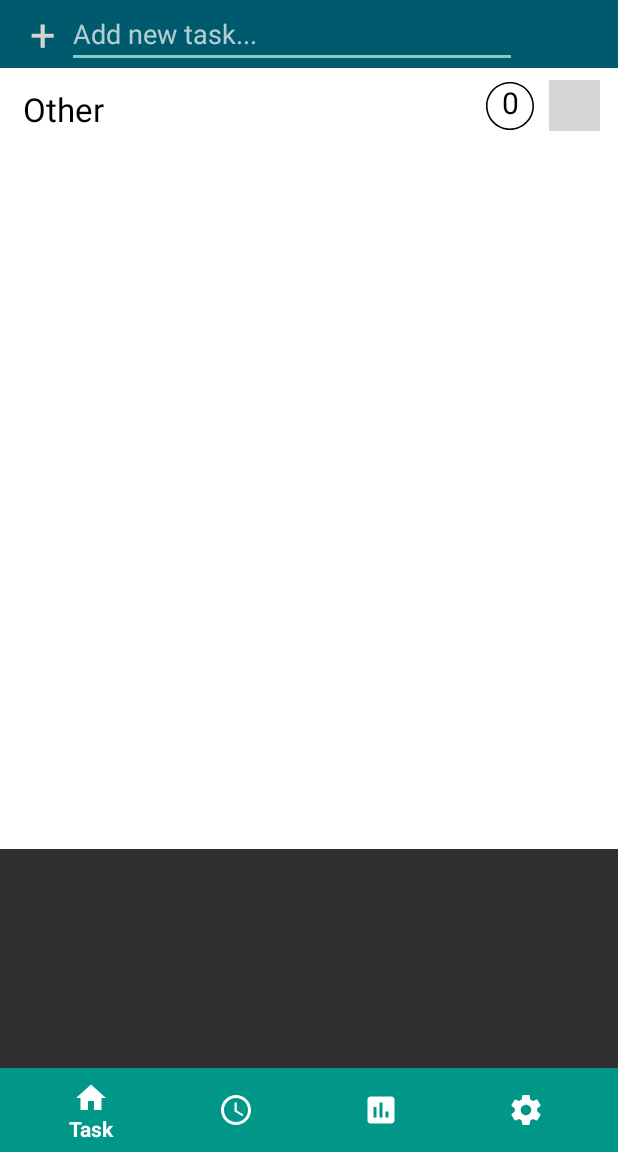
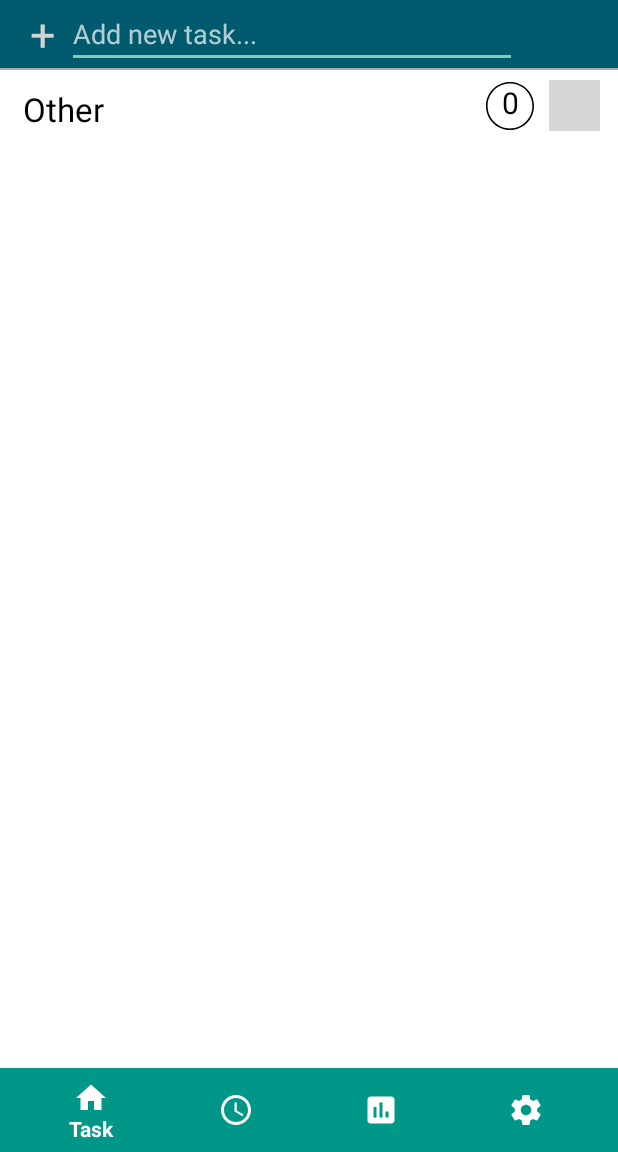
Before and after one commit to kelsun-w/optimal-time, an Android app: the screen it shows after launch (MainActivity), on a phone screen of 412 x 824 dp, the part 84-1236 px from its top. Run offline under Robolectric (Android 15) with nearby library versions, the phone set to English and light mode, and no system bars; our stand-ins replace navigation-ui; grey boxes are pictures that could not be loaded.

Commit message:
Changes- layout redesign, home navigation to Timer with action and line dividers for task row

```diff
--- a/app/src/main/java/com/ned/optimaltime/MainActivity.kt
+++ b/app/src/main/java/com/ned/optimaltime/MainActivity.kt
@@ -34,6 +34,7 @@ class MainActivity : AppCompatActivity() {
     }
 
     override fun onOptionsItemSelected(item: MenuItem): Boolean {
+        //TODO: define navigation with acitons
         return item.onNavDestinationSelected(findNavController(R.id.nav_host_fragment))
                 || super.onOptionsItemSelected(item)
     }
--- a/app/src/main/java/com/ned/optimaltime/MainRecyclerAdapter.kt
+++ b/app/src/main/java/com/ned/optimaltime/MainRecyclerAdapter.kt
@@ -4,6 +4,7 @@ import android.util.Log
 import android.view.LayoutInflater
 import android.view.View
 import android.view.ViewGroup
+import android.widget.ImageView
 import android.widget.TextView
 import androidx.navigation.findNavController
 import androidx.recyclerview.widget.RecyclerView
@@ -27,7 +28,7 @@ class MainRecyclerAdapter(private val dataList: ArrayList<Task>) :
         holder.taskName.text = dataList[position].name
         holder.progress.text = dataList[position].done.toString()
 
-        holder.task.setOnClickListener() {
+        holder.task_start_btn.setOnClickListener() {
             val gson = Gson()
             val currentTask = gson.toJson(dataList[position])
             val context = holder.task.context
@@ -35,12 +36,14 @@ class MainRecyclerAdapter(private val dataList: ArrayList<Task>) :
             PrefUtil.setCurrentRunningTask(currentTask,context)
             Log.i("TASK_RUNNING",currentTask)  //debug
 
-            it.findNavController().navigate(R.id.timer_dest)
+            it.findNavController().navigate(R.id.action_task_dest_to_timer_dest)
         }
     }
 
     inner class TaskViewHolder(itemView: View) : RecyclerView.ViewHolder(itemView) {
         val task = itemView.findViewById<ViewGroup>(R.id.taskrow)
+        val task_start_btn = task.findViewById<ImageView>(R.id.task_startbutton)
+
         val taskName : TextView = task.task_name
         val progress = task.task_progress
     }
--- /dev/null
+++ b/app/src/main/res/anim/slide_in_left.xml
@@ -0,0 +1,7 @@
+<?xml version="1.0" encoding="utf-8"?>
+<set xmlns:android="http://schemas.android.com/apk/res/android">
+
+    <translate android:fromXDelta="-100%" android:toXDelta="0%"
+               android:fromYDelta="0%" android:toYDelta="0%"
+               android:duration="700"/>
+</set>
--- /dev/null
+++ b/app/src/main/res/anim/slide_in_right.xml
@@ -0,0 +1,7 @@
+<?xml version="1.0" encoding="utf-8"?>
+<set xmlns:android="http://schemas.android.com/apk/res/android">
+
+    <translate android:fromXDelta="100%" android:toXDelta="0%"
+               android:fromYDelta="0%" android:toYDelta="0%"
+               android:duration="700"/>
+</set>
--- /dev/null
+++ b/app/src/main/res/anim/slide_out_left.xml
@@ -0,0 +1,7 @@
+<?xml version="1.0" encoding="utf-8"?>
+<set xmlns:android="http://schemas.android.com/apk/res/android">
+
+    <translate android:fromXDelta="0%" android:toXDelta="-100%"
+               android:fromYDelta="0%" android:toYDelta="0%"
+               android:duration="700"/>
+</set>
--- /dev/null
+++ b/app/src/main/res/anim/slide_out_right.xml
@@ -0,0 +1,7 @@
+<?xml version="1.0" encoding="utf-8"?>
+<set xmlns:android="http://schemas.android.com/apk/res/android">
+
+    <translate android:fromXDelta="0%" android:toXDelta="100%"
+               android:fromYDelta="0%" android:toYDelta="0%"
+               android:duration="700"/>
+</set>
--- a/app/src/main/res/layout/navigation_activity.xml
+++ b/app/src/main/res/layout/navigation_activity.xml
@@ -8,12 +8,16 @@
         android:layout_height="match_parent"
         tools:context=".MainActivity"
 >
-
+    <androidx.constraintlayout.widget.ConstraintLayout android:layout_width="match_parent"
+                                                       android:layout_height="match_parent">
         <LinearLayout
                 android:layout_width="match_parent"
                 android:layout_height="match_parent"
                 android:orientation="vertical"
-            >
+                android:id="@+id/linearLayout" app:layout_constraintStart_toStartOf="parent"
+                app:layout_constraintEnd_toEndOf="parent"
+                app:layout_constraintTop_toTopOf="parent" android:layout_marginBottom="0dp"
+                app:layout_constraintBottom_toBottomOf="parent">
 
 
             <androidx.appcompat.widget.Toolbar
@@ -28,7 +32,7 @@
                     android:id="@+id/nav_host_fragment"
                     android:name="androidx.navigation.fragment.NavHostFragment"
                     android:layout_width="match_parent"
-                android:layout_height="622dp"
+                    android:layout_height="match_parent"
                     app:defaultNavHost="true"
                     app:navGraph="@navigation/mobile_navigation"/>
         </LinearLayout>
@@ -42,5 +46,8 @@
                 app:itemTextColor="@android:color/white"
                 app:menu="@menu/bottom_nav"
                 android:background="@color/colorPrimary"
+                app:layout_constraintBottom_toBottomOf="@+id/linearLayout" app:layout_constraintStart_toStartOf="parent"
+                app:layout_constraintEnd_toEndOf="parent"
         />
+    </androidx.constraintlayout.widget.ConstraintLayout>
 </androidx.coordinatorlayout.widget.CoordinatorLayout>
--- a/app/src/main/res/layout/recyclerview_tasklist.xml
+++ b/app/src/main/res/layout/recyclerview_tasklist.xml
@@ -7,7 +7,7 @@
         android:layout_height="match_parent"
         android:background="@android:color/white"
         android:orientation="vertical"
-        android:layout_marginBottom="?attr/actionBarSize">
+        >
 
     <LinearLayout
             android:layout_height="wrap_content"
@@ -46,6 +46,7 @@
             android:layout_height="match_parent"
             android:scrollbarStyle="outsideOverlay"
             android:scrollbars="vertical"
+            android:layout_marginBottom="?attr/actionBarSize"
             >
 
     </androidx.recyclerview.widget.RecyclerView>
--- a/app/src/main/res/layout/task_item_row.xml
+++ b/app/src/main/res/layout/task_item_row.xml
@@ -19,6 +19,11 @@
     <!--android:background="@android:color/holo_red_dark"/>-->
     <androidx.constraintlayout.widget.ConstraintLayout android:layout_width="match_parent"
                                                        android:layout_height="match_parent">
+        <View style="@style/Divider" app:layout_constraintBottom_toBottomOf="parent"
+              app:layout_constraintTop_toTopOf="parent"
+              app:layout_constraintVertical_bias="0.0" app:layout_constraintStart_toStartOf="parent"
+              app:layout_constraintEnd_toEndOf="parent"
+              app:layout_constraintHorizontal_bias="0.0" android:layout_marginBottom="8dp"/>
         <TextView
                 android:id="@+id/task_name"
                 android:text="This is task"
@@ -57,6 +62,7 @@
                 app:layout_constraintBottom_toBottomOf="parent" android:layout_marginTop="8dp"
                 app:layout_constraintTop_toTopOf="parent"/>
 
+
     </androidx.constraintlayout.widget.ConstraintLayout>
 
 </LinearLayout>
--- a/app/src/main/res/navigation/mobile_navigation.xml
+++ b/app/src/main/res/navigation/mobile_navigation.xml
@@ -7,19 +7,59 @@
     <fragment android:id="@+id/task_dest"
               android:name="com.ned.optimaltime.TaskListFragment"
               android:label="Task List"
-              tools:layout="@layout/recyclerview_tasklist"/>
+              tools:layout="@layout/recyclerview_tasklist">
+        <action android:id="@+id/action_task_dest_to_timer_dest" app:destination="@id/timer_dest"
+                app:enterAnim="@anim/slide_in_right" app:exitAnim="@anim/slide_out_left"
+                app:popEnterAnim="@anim/nav_default_pop_enter_anim" app:popExitAnim="@anim/nav_default_pop_exit_anim"/>
+        <action android:id="@+id/action_task_dest_to_stats_dest" app:destination="@id/stats_dest"
+                app:enterAnim="@anim/slide_in_right" app:exitAnim="@anim/slide_out_left"
+                app:popEnterAnim="@anim/nav_default_pop_enter_anim" app:popExitAnim="@anim/nav_default_pop_exit_anim"/>
+        <action android:id="@+id/action_task_dest_to_settings_dest" app:destination="@id/settings_dest"
+                app:enterAnim="@anim/slide_in_right" app:exitAnim="@anim/slide_out_left"
+                app:popEnterAnim="@anim/nav_default_pop_enter_anim" app:popExitAnim="@anim/nav_default_pop_exit_anim"/>
+    </fragment>
 
     <fragment android:id="@+id/timer_dest"
               android:name="com.ned.optimaltime.TimerFragment"
               android:label="Timer"
-              tools:layout="@layout/timer_fragment"/>
+              tools:layout="@layout/timer_fragment">
+        <action android:id="@+id/action_timer_dest_to_task_dest" app:destination="@id/task_dest"
+                app:enterAnim="@anim/slide_in_left" app:exitAnim="@anim/slide_out_right"
+                app:popEnterAnim="@anim/nav_default_pop_enter_anim" app:popExitAnim="@anim/nav_default_pop_exit_anim"/>
+        <action android:id="@+id/action_timer_dest_to_settings_dest" app:destination="@id/settings_dest"
+                app:enterAnim="@anim/slide_in_right" app:exitAnim="@anim/slide_out_left"
+                app:popEnterAnim="@anim/nav_default_pop_enter_anim" app:popExitAnim="@anim/nav_default_pop_exit_anim"/>
+        <action android:id="@+id/action_timer_dest_to_stats_dest2" app:destination="@id/stats_dest"
+                app:enterAnim="@anim/slide_in_right" app:exitAnim="@anim/slide_out_left"
+                app:popEnterAnim="@anim/nav_default_pop_enter_anim" app:popExitAnim="@anim/nav_default_pop_exit_anim"/>
+    </fragment>
 
     <fragment android:id="@+id/stats_dest"
               android:name="com.ned.optimaltime.StatisticsFragment"
               android:label="Statistics"
-              tools:layout="@layout/stats_fragment"/>
+              tools:layout="@layout/stats_fragment">
+        <action android:id="@+id/action_stats_dest_to_settings_dest" app:destination="@id/settings_dest"
+                app:enterAnim="@anim/slide_in_right" app:exitAnim="@anim/slide_out_left"
+                app:popEnterAnim="@anim/nav_default_pop_enter_anim" app:popExitAnim="@anim/nav_default_pop_exit_anim"/>
+        <action android:id="@+id/action_stats_dest_to_timer_dest2" app:destination="@id/timer_dest"
+                app:enterAnim="@anim/slide_in_left" app:exitAnim="@anim/slide_out_right"
+                app:popEnterAnim="@anim/nav_default_pop_enter_anim" app:popExitAnim="@anim/nav_default_pop_exit_anim"/>
+        <action android:id="@+id/action_stats_dest_to_task_dest2" app:destination="@id/task_dest"
+                app:enterAnim="@anim/slide_in_left" app:exitAnim="@anim/slide_out_right"
+                app:popEnterAnim="@anim/nav_default_pop_enter_anim" app:popExitAnim="@anim/nav_default_pop_exit_anim"/>
+    </fragment>
 
     <fragment android:id="@+id/settings_dest"
               android:name="com.ned.optimaltime.SettingsFragment"
-              android:label="Settings"/>
+              android:label="Settings">
+        <action android:id="@+id/action_settings_dest_to_timer_dest" app:destination="@id/timer_dest"
+                app:enterAnim="@anim/slide_in_left" app:exitAnim="@anim/slide_out_right"
+                app:popEnterAnim="@anim/nav_default_pop_enter_anim" app:popExitAnim="@anim/nav_default_pop_exit_anim"/>
+        <action android:id="@+id/action_settings_dest_to_stats_dest" app:destination="@id/stats_dest"
+                app:enterAnim="@anim/slide_in_left" app:exitAnim="@anim/slide_out_right"
+                app:popEnterAnim="@anim/nav_default_pop_enter_anim" app:popExitAnim="@anim/nav_default_pop_exit_anim"/>
+        <action android:id="@+id/action_settings_dest_to_task_dest" app:destination="@id/task_dest"
+                app:enterAnim="@anim/slide_in_left" app:exitAnim="@anim/slide_out_right"
+                app:popEnterAnim="@anim/nav_default_pop_enter_anim" app:popExitAnim="@anim/nav_default_pop_exit_anim"/>
+    </fragment>
 </navigation>
--- a/app/src/main/res/values/styles.xml
+++ b/app/src/main/res/values/styles.xml
@@ -10,8 +10,7 @@
 
     <style name="Divider">
         <item name="android:layout_width">match_parent</item>
-        <item name="android:layout_height">2dp</item>
-        <item name="android:colorBackground">@android:color/holo_green_light</item>
-        <item name="android:background">?android:attr/listDivider</item>
+        <item name="android:layout_height">1dp</item>
+        <item name="android:background">@android:color/darker_gray</item>
     </style>
 </resources>
```
Also changed, not shown: app/src/main/java/com/ned/optimaltime/TimerFragment.kt (+22 -7 lines), app/src/main/java/com/ned/optimaltime/util/PrefUtil.kt (+6 -1 lines), app/src/main/res/anim/fade_in.xml (added, +23 -0 lines), app/src/main/res/anim/fade_out.xml (added, +23 -0 lines), app/src/main/res/layout/timer_fragment.xml (+7 -6 lines). Lines whose indentation alone changed are shown as unchanged.
